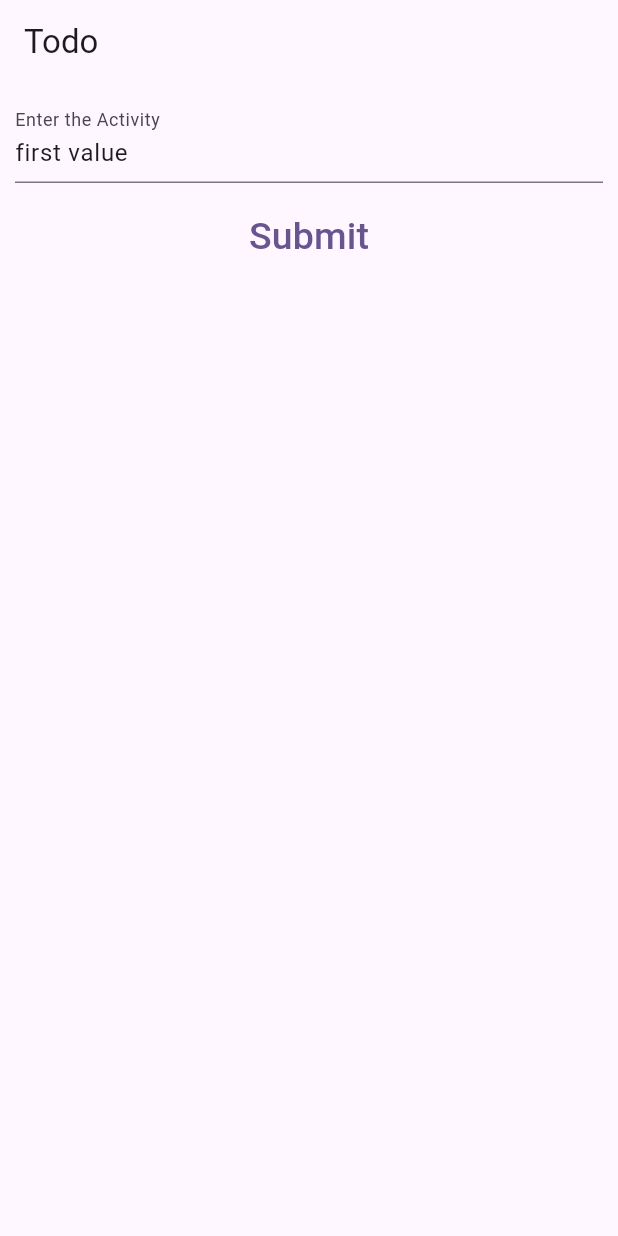
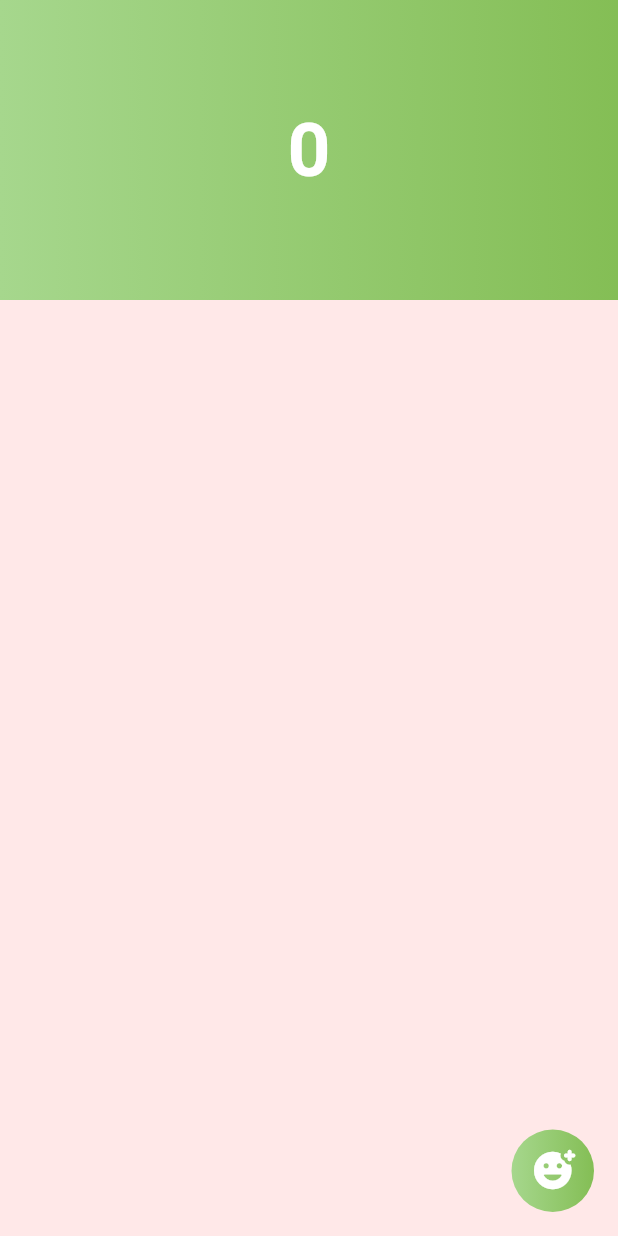
Before and after one commit to JK432/todoflutter, a Flutter app: the screen it shows after launch, on a phone screen of 412 x 824 dp. Run offline on Flutter 3.47's test engine with Material 3 defaults, Android fonts, the phone set to English and light mode, and no system bars.

Commit message:
new commit

```diff
--- a/lib/Provider/todoprovider.dart
+++ b/lib/Provider/todoprovider.dart
@@ -0,0 +1,13 @@
+import 'package:flutter/material.dart';
+import '../model/todo.dart';
+
+
+class TodoProvider extends ChangeNotifier{
+  List <Todo> _todolist = [];
+  List <Todo> get todolist => _todolist;
+
+  void addTodo(Todo todo){
+    _todolist.add(todo);
+    notifyListeners();
+  }
+}
--- a/lib/Screens/home.dart
+++ b/lib/Screens/home.dart
@@ -0,0 +1,82 @@
+import 'package:flutter/cupertino.dart';
+import 'package:flutter/material.dart';
+import 'package:provider/provider.dart';
+import 'package:todoapp/Provider/todoprovider.dart';
+import 'package:todoapp/Utils/colors.dart';
+import 'addtask.dart';
+
+class Home extends StatefulWidget {
+  const Home({super.key});
+  @override
+  State<Home> createState() => _HomeState();
+}
+
+class _HomeState extends State<Home> {
+  @override
+  Widget build(BuildContext context) {
+    return Scaffold(
+      backgroundColor: Palette.background,
+      floatingActionButton: InkWell(
+        onTap: () {
+          Navigator.of(context).push(MaterialPageRoute(
+            builder: (context) => const AddTaskForm(),
+          ));
+        },
+        child: Container(
+          height: 55,
+          width: 55,
+          decoration: BoxDecoration(
+              gradient: const LinearGradient(
+                colors: [Palette.grad1green, Palette.grad2green],
+              ),
+              borderRadius: BorderRadius.circular(50)),
+          child: const Icon(
+            Icons.add_reaction_rounded,
+            size: 30,
+            color: Palette.textwhite,
+          ),
+        ),
+      ),
+      // appBar: AppBar(backgroundColor: Palette.background,),
+      body: Consumer<TodoProvider>(
+        builder: (context,value,child){
+          print(value.todolist);
+          return Column(
+            children: [
+              Container(
+                child: Center(child: Text(value.todolist.length.toString(),style: TextStyle(fontSize: 50,fontWeight: FontWeight.w600,color: Palette.textwhite),),),
+                decoration: const BoxDecoration(
+                  color: Palette.container,
+                  gradient: LinearGradient(
+                    colors: [Palette.grad1green, Palette.grad2green],
+                  ),
+                ),
+                height: 200,
+              ),
+              Container(
+                height: 500,
+                child: ListView.builder(
+                  itemCount: value.todolist.length,
+                  itemBuilder: (context, index) => Padding(
+                    padding: const EdgeInsets.all(8.0),
+                    child: Container(
+                      decoration:  BoxDecoration(
+                              color: Palette.container,
+                              borderRadius: BorderRadius.circular(10),
+                              gradient: LinearGradient(
+                              colors: [Palette.grad1green, Palette.grad2green],
+                              ),
+                              ),
+                      child: Padding(
+                        padding: const EdgeInsets.all(10.0),
+                        child: Text(value.todolist[index].action,style: TextStyle(fontSize: 20),),
+                      ),),
+                  ) ,),
+              )
+            ],
+          );
+        },
+      ),
+    );
+  }
+}
--- a/lib/Utils/colors.dart
+++ b/lib/Utils/colors.dart
@@ -0,0 +1,83 @@
+import 'package:flutter/material.dart';
+import 'dart:math';
+
+class AppColor {
+  MaterialColor generateMaterialColor(Color color) {
+    return MaterialColor(color.value, {
+      50: tintColor(color, 0.9),
+      100: tintColor(color, 0.8),
+      200: tintColor(color, 0.6),
+      300: tintColor(color, 0.4),
+      400: tintColor(color, 0.2),
+      500: color,
+      600: shadeColor(color, 0.1),
+      700: shadeColor(color, 0.2),
+      800: shadeColor(color, 0.3),
+      900: shadeColor(color, 0.4),
+    });
+  }
+
+  int tintValue(int value, double factor) =>
+      max(0, min((value + ((255 - value) * factor)).round(), 255));
+
+  Color tintColor(Color color, double factor) => Color.fromRGBO(
+      tintValue(color.red, factor),
+      tintValue(color.green, factor),
+      tintValue(color.blue, factor),
+      1);
+
+  int shadeValue(int value, double factor) =>
+      max(0, min(value - (value * factor).round(), 255));
+
+  Color shadeColor(Color color, double factor) => Color.fromRGBO(
+      shadeValue(color.red, factor),
+      shadeValue(color.green, factor),
+      shadeValue(color.blue, factor),
+      1);
+}
+
+class Palette {
+  ///----------------------------------------------///
+  static const Color main = Color(0xff964242);
+  static const Color mainLight = Color(0xffcc7d7d);
+  static const Color grad1yellow = Color(0xffd7d18d);
+  static const Color grad2yellow = Color(0xffb7b33e);
+
+  static const Color grad1green = Color(0xffa6d78d);
+  static const Color grad2green = Color(0xff84be55);
+
+  static const Color grad1blue = Color(0xff8dd7c3);
+  static const Color grad2blue = Color(0xff55beb2);
+
+  static const Color maindark = Color(0xff964242);
+  static const Color background = Color(0xffffe8e8);
+  static const Color container = Color(0xffefefef);
+  static const Color text = Color(0xff000000);
+  static const Color textdisc = Color(0xff4b4b4b);
+  static const Color textwhite = Color(0xffffffff);
+  static const Color shadow = Color(0xc0676767);
+  static const Color answered = Color(0xffd2ff96);
+  static const Color visited = Color(0xffeae89c);
+  static const Color containertranse = Color(0x9dffffff);
+  ///----------------------------------------------///
+
+  static const Color textd = Color(0xff343434);
+  static const Color sucess = Color(0xff819f51);
+  static const Color failed = Color(0xffb75252);
+  static const Color textl = Color(0xff626262);
+  static const Color border = Color(0xffffffff);
+  static const Color bgd = Color(0xff3b3b3b);
+  static const Color bgl = Color(0xffa6bec5);
+  static const Color lightbg = Color(0xff32d7c7);
+  static const Color l1 = Color(0xff964242);
+  static const Color restrict = Color(0xffff5237);
+  static const Color allow = Color(0xffb7d728);
+  static const Color l4 = Color(0xff429676);
+  static const Color l5 = Color(0xff427396);
+  static const Color l6 = Color(0xff8058b0);
+  static const Color l7 = Color(0xff74249d);
+  static const Color l8 = Color(0xff988576);
+  static const Color mainthf = Color(0xc0b64e0d);
+  static const Color alert = Color(0xfffd0202);
+  static const Color infomsg = Color(0xc0b64e0d);
+}
--- a/lib/main.dart
+++ b/lib/main.dart
@@ -1,8 +1,14 @@
 import 'package:flutter/material.dart';
-import 'package:todoapp/model/todo.dart';
+import 'package:provider/provider.dart';
+import 'package:todoapp/Provider/todoprovider.dart';
+import 'package:todoapp/Screens/home.dart';
 
 void main() {
-  runApp(const MyApp());
+  WidgetsFlutterBinding.ensureInitialized();
+  runApp(MultiProvider(providers: [
+    ChangeNotifierProvider(create: (_) => TodoProvider()),
+  ],
+  child: const MyApp()));
 }
 
 class MyApp extends StatelessWidget {
@@ -16,69 +22,7 @@ class MyApp extends StatelessWidget {
         colorScheme: ColorScheme.fromSeed(seedColor: Colors.deepPurple),
         useMaterial3: true,
       ),
-      home: const TodoScreen(),
+      home: const Home(),
     );
   }
 }
-
-class TodoScreen extends StatefulWidget {
-  const TodoScreen({super.key});
-
-  @override
-  State<TodoScreen> createState() => _TodoScreenState();
-}
-
-GlobalKey<FormState> simpleform = GlobalKey();
-
-class _TodoScreenState extends State<TodoScreen> {
-  List<String> activities = [];
-  String cruentact = "first value";
-
-  @override
-  Widget build(BuildContext context) {
-    print(cruentact);
-    return Scaffold(
-      appBar: AppBar(
-        title: const Text("Todo"),
-      ),
-      body: Container(
-        child: Column(
-          children: [
-            Padding(
-              padding: const EdgeInsets.all(10.0),
-              child: Form(
-                key: simpleform,
-                child: TextFormField(
-                  decoration:
-                      const InputDecoration(label: Text("Enter the Activity")),
-                  initialValue: cruentact,
-                  validator: (val) {
-                    if (val != null) {
-                      val = val.trim();
-                      if (val != "") {
-                        activities.add(val);
-                        cruentact = val;
-                        setState(() {});
-                      }
-                    } else {
-                      return 'Please type a activity';
-                    }
-                  },
-                ),
-              ),
-            ),
-            TextButton(
-                onPressed: () {
-                  if (simpleform.currentState!.validate()) {}
-                  simpleform.currentState!.reset();
-                },
-                child: Text(
-                  "Submit",
-                  style: TextStyle(fontSize: 25),
-                ))
-          ],
-        ),
-      ),
-    );
-  }
-}
--- a/pubspec.yaml
+++ b/pubspec.yaml
@@ -30,6 +30,8 @@ environment:
 dependencies:
   flutter:
     sdk: flutter
+
+  provider: ^6.1.2
 
 
   # The following adds the Cupertino Icons font to your application.
```
Also changed, not shown: lib/Screens/addtask.dart (+79 -0 lines), pubspec.lock.
